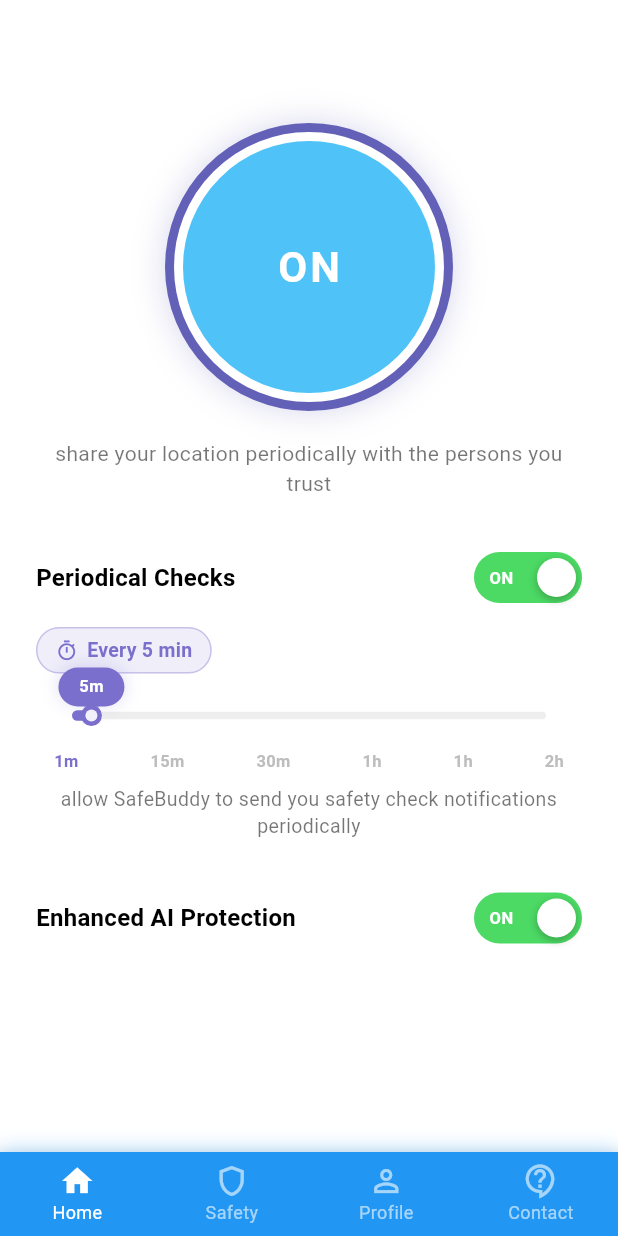
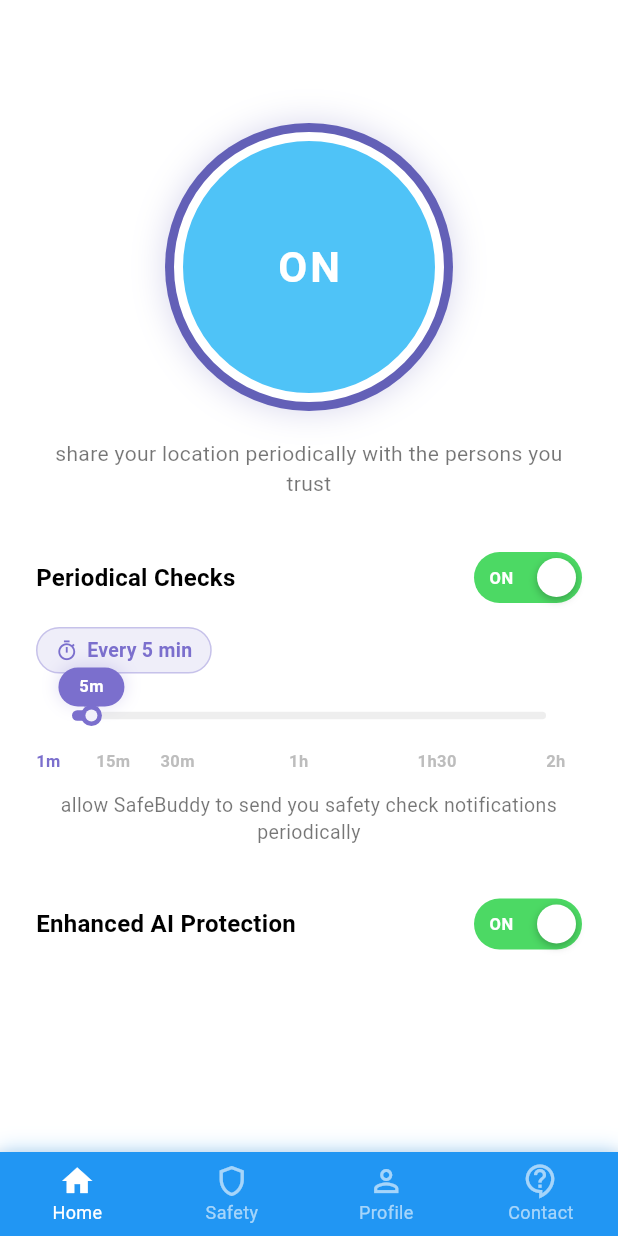
Before and after one commit to bytejutsu/safebuddy, a Flutter app: the HomePage screen opened by its route, on a phone screen of 412 x 824 dp. Run offline on Flutter 3.47's test engine with Material 3 defaults, Android fonts, the phone set to English and light mode, and no system bars; our stand-ins replace geolocator, get, image_picker, supabase_flutter; accounts and stored records are empty.

Commit message:
Version 0 of the UI

```diff
--- a/lib/pages/home/home_page.dart
+++ b/lib/pages/home/home_page.dart
@@ -12,7 +12,7 @@ class _HomePageState extends State<HomePage> {
   final RxBool isLocationSharingEnabled = true.obs;
   final RxBool isPeriodicalChecksEnabled = true.obs;
   final RxBool isAIProtectionEnabled = true.obs;
-  final RxInt periodicalCheckMinutes = 5.obs; // default = 5 min
+  final RxInt periodicalCheckMinutes = 5.obs;
 
   bool _prevPeriodical = true;
   bool _prevAI = true;
@@ -40,7 +40,6 @@ class _HomePageState extends State<HomePage> {
       case 1:
         Get.offAllNamed('/safety');
         break;
-
       case 2:
         Get.offAllNamed('/profile');
         break;
@@ -50,7 +49,6 @@ class _HomePageState extends State<HomePage> {
     }
   }
 
-  /// Full readable label e.g. "Every 5 min" / "Every 1h 30m"
   String _minuteLabel(int m) {
     if (m < 60) return 'Every $m min';
     final h = m ~/ 60;
@@ -59,7 +57,6 @@ class _HomePageState extends State<HomePage> {
     return 'Every ${h}h ${rem}m';
   }
 
-  /// Short label for the thumb bubble e.g. "5m" / "1h" / "1h30"
   String _minuteShort(int m) {
     if (m < 60) return '${m}m';
     final h = m ~/ 60;
@@ -175,8 +172,6 @@ class _HomePageState extends State<HomePage> {
                   activeIcon: Icon(Icons.shield),
                   label: 'Safety',
                 ),
-
-
                 BottomNavigationBarItem(
                   icon: Icon(Icons.person_outline),
                   activeIcon: Icon(Icons.person),
@@ -309,19 +304,35 @@ class _HomePageState extends State<HomePage> {
             ),
           ),
 
-          // Tick labels
-          Padding(
-            padding: const EdgeInsets.symmetric(horizontal: 12),
-            child: Row(
-              mainAxisAlignment: MainAxisAlignment.spaceBetween,
+          // Proportional tick labels
+          SizedBox(
+            height: 20,
+            child: LayoutBuilder(
+              builder: (context, constraints) {
+                const double minVal = 1.0;
+                const double maxVal = 120.0;
+                return Stack(
                   children: ticks.map((t) {
+                    final fraction = (t - minVal) / (maxVal - minVal);
+                    final leftOffset =
+                        fraction * (constraints.maxWidth - 24);
+
+                    String tickLabel;
+                    if (t < 60) {
+                      tickLabel = '${t}m';
+                    } else if (t == 60) {
+                      tickLabel = '1h';
+                    } else if (t == 90) {
+                      tickLabel = '1h30';
+                    } else {
+                      tickLabel = '2h';
+                    }
+
                     final isActive = enabled && currentMinutes >= t;
-                return Text(
-                  t == 1
-                      ? '1m'
-                      : t >= 60
-                          ? '${t ~/ 60}h'
-                          : '${t}m',
+                    return Positioned(
+                      left: leftOffset,
+                      child: Text(
+                        tickLabel,
                         style: TextStyle(
                           fontSize: 11,
                           fontWeight: FontWeight.w600,
@@ -329,15 +340,18 @@ class _HomePageState extends State<HomePage> {
                               ? const Color(0xFF7B6FCD)
                               : Colors.grey[400],
                         ),
+                      ),
                     );
                   }).toList(),
+                );
+              },
             ),
           ),
         ],
       );
     });
   }
-}
+} // ← closes _HomePageState
 
 // ─────────────────────────────────────────────────────────────────────────────
 // Custom thumb that shows the current value inside a pill bubble
@@ -498,6 +512,8 @@ class _BigCircleToggle extends StatelessWidget {
   }
 }
 
+// ─────────────────────────────────────────────────────────────────────────────
+
 class _PillToggle extends StatelessWidget {
   const _PillToggle({required this.value, required this.onChanged});
 
--- a/lib/pages/profile/profile_page.dart
+++ b/lib/pages/profile/profile_page.dart
@@ -282,16 +282,7 @@ class _ProfilePageState extends State<ProfilePage> {
             const Text('Choose Photo',
                 style: TextStyle(fontSize: 16, fontWeight: FontWeight.bold)),
             const SizedBox(height: 8),
-            ListTile(
-              leading: const CircleAvatar(
-                  backgroundColor: _blue,
-                  child: Icon(Icons.camera_alt, color: Colors.white)),
-              title: const Text('Take a photo'),
-              onTap: () async {
-                Navigator.pop(ctx);
-                await _pickFromSource(ImageSource.camera);
-              },
-            ),
+
             ListTile(
               leading: const CircleAvatar(
                   backgroundColor: _indigo,
```
Lines whose indentation alone changed are shown as unchanged.
